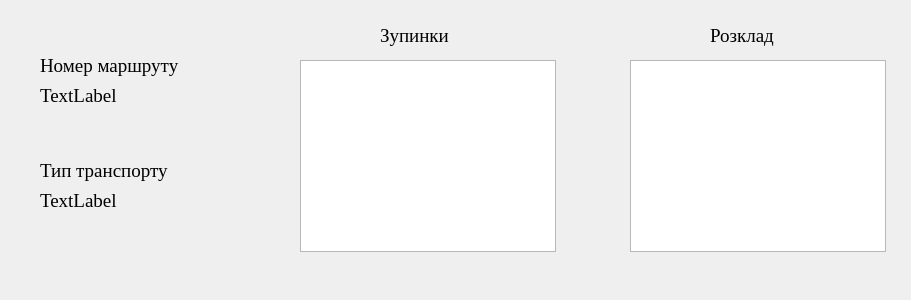
MariaMihajilova/MapsWay, file MapsWay/routeinformation.ui: the form before one commit.
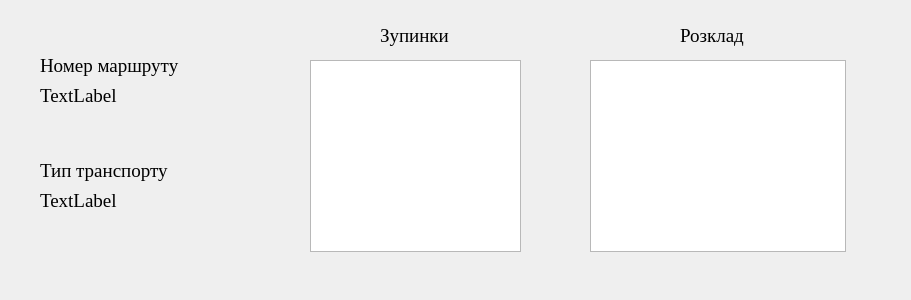
The form after the commit.

Diff of the .ui file:
```diff
--- a/MapsWay/routeinformation.ui
+++ b/MapsWay/routeinformation.ui
@@ -13,26 +13,6 @@
   <property name="windowTitle">
    <string>Інформація про маршрут </string>
   </property>
-  <widget class="QListView" name="listView">
-   <property name="geometry">
-    <rect>
-     <x>300</x>
-     <y>60</y>
-     <width>256</width>
-     <height>192</height>
-    </rect>
-   </property>
-  </widget>
-  <widget class="QListView" name="listView_2">
-   <property name="geometry">
-    <rect>
-     <x>630</x>
-     <y>60</y>
-     <width>256</width>
-     <height>192</height>
-    </rect>
-   </property>
-  </widget>
   <widget class="QLabel" name="label">
    <property name="geometry">
     <rect>
@@ -131,7 +111,7 @@
   <widget class="QLabel" name="label_6">
    <property name="geometry">
     <rect>
-     <x>710</x>
+     <x>680</x>
      <y>20</y>
      <width>81</width>
      <height>31</height>
@@ -147,6 +127,26 @@
     <string>Розклад</string>
    </property>
   </widget>
+  <widget class="QTableView" name="tableView">
+   <property name="geometry">
+    <rect>
+     <x>310</x>
+     <y>60</y>
+     <width>211</width>
+     <height>192</height>
+    </rect>
+   </property>
+  </widget>
+  <widget class="QTableView" name="tableView_2">
+   <property name="geometry">
+    <rect>
+     <x>590</x>
+     <y>60</y>
+     <width>256</width>
+     <height>192</height>
+    </rect>
+   </property>
+  </widget>
  </widget>
  <resources/>
  <connections/>
```
